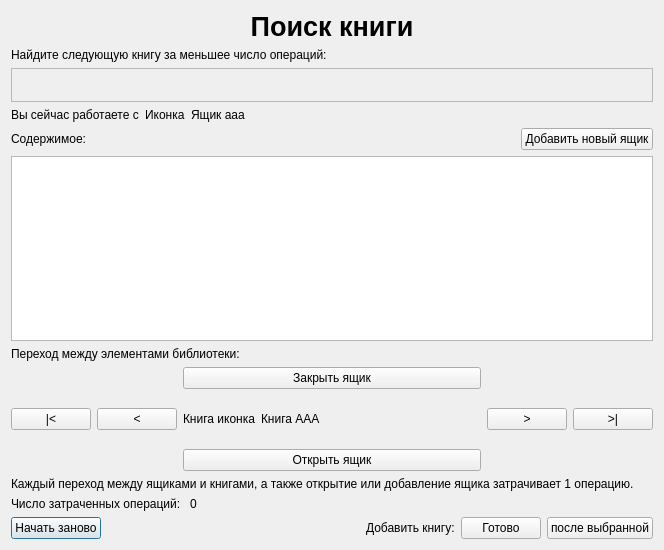
Before: the Qt Designer form checktestdialog.ui in dralex/boxes-diagnostics, drawn with Qt 5.
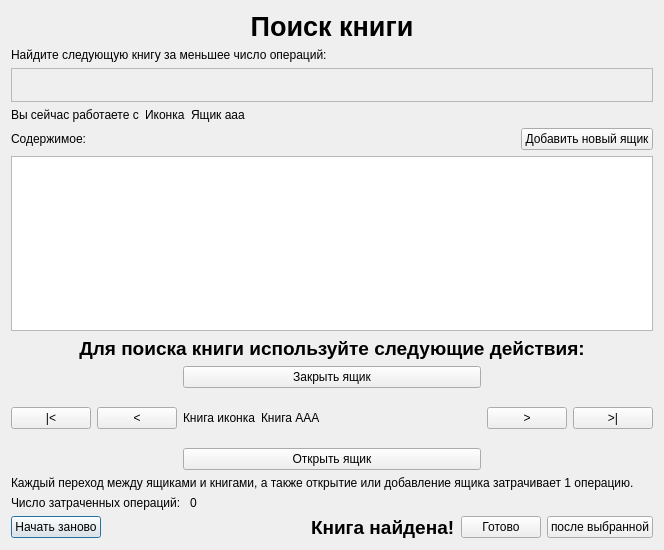
After: the same form once the commit is applied. Icons and pictures are not drawn. Custom widgets are drawn as their Qt base class.

Commit message: improving interface of the check test form

```diff
--- a/checktestdialog.ui
+++ b/checktestdialog.ui
@@ -139,7 +139,10 @@
      <item>
       <widget class="QLabel" name="addLabel">
        <property name="text">
-        <string>Добавить книгу:</string>
+        <string>&lt;html&gt;&lt;head/&gt;&lt;body&gt;&lt;p&gt;&lt;span style=&quot; font-size:14pt; font-weight:600;&quot;&gt;Книга найдена!&lt;/span&gt;&lt;/p&gt;&lt;/body&gt;&lt;/html&gt;</string>
+       </property>
+       <property name="textFormat">
+        <enum>Qt::RichText</enum>
        </property>
       </widget>
      </item>
@@ -324,7 +327,16 @@
    <item row="6" column="0">
     <widget class="QLabel" name="label_2">
      <property name="text">
-      <string>Переход между элементами библиотеки:</string>
+      <string>&lt;span style=&quot; font-size:14pt; font-weight:600;&quot;&gt;Для поиска книги используйте следующие действия:&lt;/span&gt;</string>
+     </property>
+     <property name="textFormat">
+      <enum>Qt::RichText</enum>
+     </property>
+     <property name="alignment">
+      <set>Qt::AlignCenter</set>
+     </property>
+     <property name="wordWrap">
+      <bool>true</bool>
      </property>
     </widget>
    </item>
```
Left out of the diff: 28 changed lines with no effect on the pictures. The commit also changes 1 other file.
